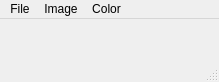
This is imagewindow.ui in rizzlesauce/image-manipulator as Qt 5 draws it before an edit. The edited form follows.
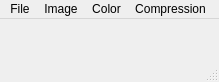
This is the edited form.

```diff
--- a/imagewindow.ui
+++ b/imagewindow.ui
@@ -119,9 +119,17 @@
     </property>
     <addaction name="actionColor_Equalize"/>
    </widget>
+   <widget class="QMenu" name="menuCompression">
+    <property name="title">
+     <string>Compression</string>
+    </property>
+    <addaction name="actionPredictive_Encode"/>
+    <addaction name="actionPredictive_Decode"/>
+   </widget>
    <addaction name="menuFile"/>
    <addaction name="menuImage"/>
    <addaction name="menuColor"/>
+   <addaction name="menuCompression"/>
   </widget>
   <widget class="QStatusBar" name="statusbar">
    <property name="sizePolicy">
```
Left out of the diff: 10 changed lines with no effect on the pictures.
